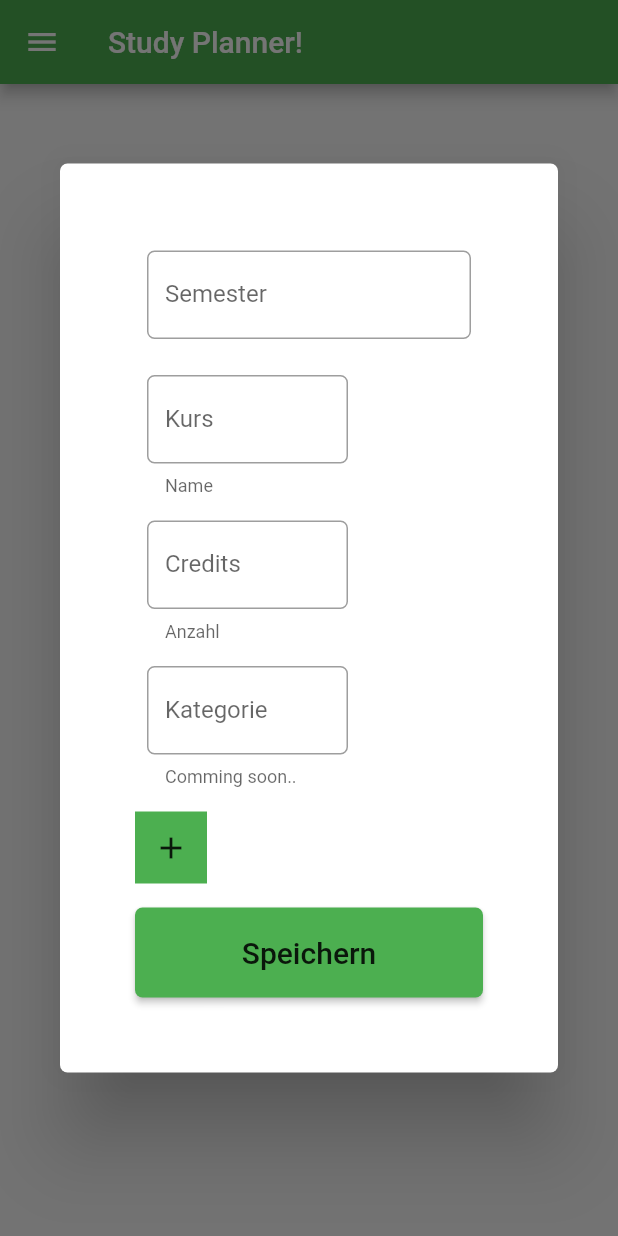
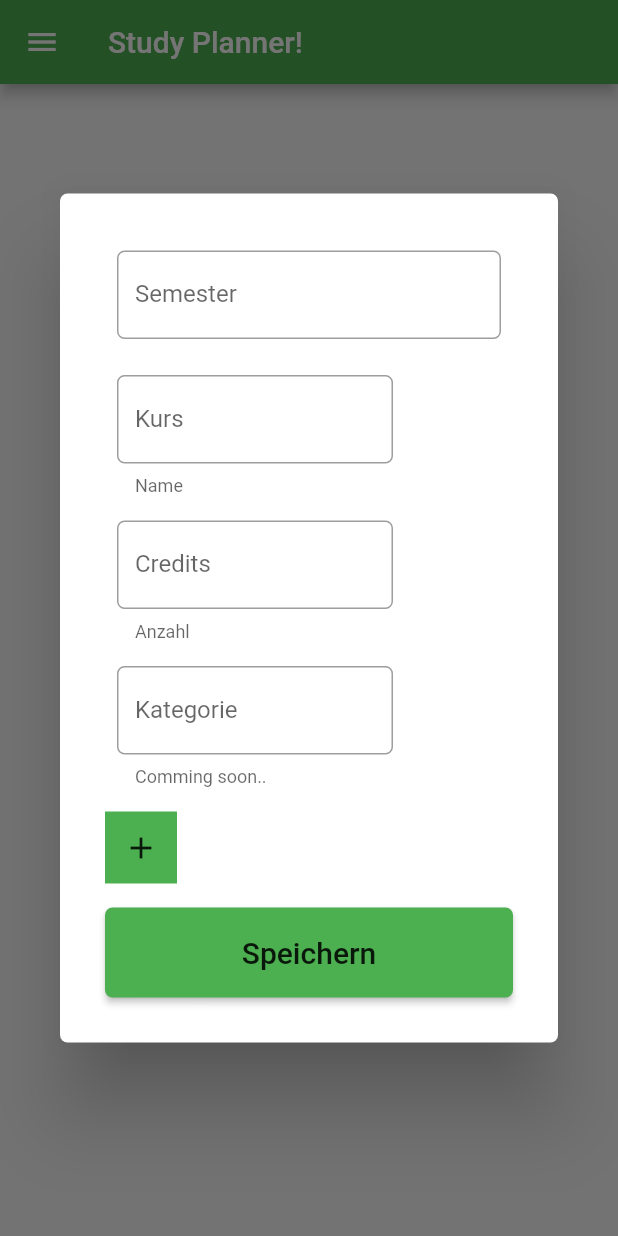
Before and after one commit to Dimibe/study-planner, a Flutter app: the SemesterOverviewPage screen opened directly, after a tap on "Semester hinzufügen", on a phone screen of 412 x 824 dp. Run offline on Flutter 3.47's test engine with Material 2 defaults, Android fonts, the phone set to English and light mode, and no system bars; our stand-ins replace shared_preferences; accounts and stored records are empty; generated files the repository leaves out were written again.

Commit message:
Add all semesters to semester overview

```diff
--- a/lib/pages/SemesterDetail.page.dart
+++ b/lib/pages/SemesterDetail.page.dart
@@ -32,7 +32,10 @@ class _SemesterDetailPageState extends State<SemesterDetailPage> {
         borderRadius: BorderRadius.all(Radius.circular(5.0)),
       ),
       child: Container(
-        padding: EdgeInsets.all(50.0),
+        padding: EdgeInsets.all(30.0),
+        constraints: BoxConstraints(maxWidth: 700),
+        //  padding: EdgeInsets.all(150.0),
+        child: SingleChildScrollView(
           child: Column(
             mainAxisSize: MainAxisSize.min,
             crossAxisAlignment: CrossAxisAlignment.start,
@@ -50,17 +53,17 @@ class _SemesterDetailPageState extends State<SemesterDetailPage> {
                   CWTextField(
                     labelText: 'Kurs',
                     helperText: 'Name',
-                  maxWidth: 150,
+                    maxWidth: 200,
                   ),
                   CWTextField(
                     labelText: 'Credits',
                     helperText: 'Anzahl',
-                  maxWidth: 150,
+                    maxWidth: 200,
                   ),
                   CWTextField(
                     labelText: 'Kategorie',
                     helperText: 'Comming soon..',
-                  maxWidth: 150,
+                    maxWidth: 200,
                   ),
                 ],
               ),
@@ -78,12 +81,13 @@ class _SemesterDetailPageState extends State<SemesterDetailPage> {
                   plan.semester ??= [];
                   plan.semester.add(s);
                   StorageService.saveStudyPlan(plan);
-                Navigator.pop(context);
+                  Navigator.pop(context, true);
                 },
               ),
             ],
           ),
         ),
+      ),
     );
   }
 }
--- a/lib/pages/SemesterOverview.page.dart
+++ b/lib/pages/SemesterOverview.page.dart
@@ -2,6 +2,7 @@ import 'package:flutter/material.dart';
 import 'package:study_planner/models/StudyPlan.dart';
 import 'package:study_planner/pages/SemesterDetail.page.dart';
 import 'package:study_planner/services/StorageService.dart';
+import 'package:study_planner/widgets/SPDataTable.dart';
 import 'package:study_planner/widgets/SPDrawer.dart';
 
 class SemesterOverviewPage extends StatefulWidget {
@@ -16,6 +17,10 @@ class _SemesterOverviewPageState extends State<SemesterOverviewPage> {
   @override
   void initState() {
     super.initState();
+    initData();
+  }
+
+  void initData() {
     StorageService.loadStudyPlan().then((plan) {
       setState(() {
         this.studyPlan = plan;
@@ -34,57 +39,9 @@ class _SemesterOverviewPageState extends State<SemesterOverviewPage> {
         ),
       ];
     }
-    return [
-      Column(
-        crossAxisAlignment: CrossAxisAlignment.center,
-        mainAxisSize: MainAxisSize.min,
-        children: [
-          Row(
-            mainAxisAlignment: MainAxisAlignment.spaceBetween,
-            children: [
-              Text(
-                '${studyPlan.semester[0].name}',
-                style: Theme.of(context).textTheme.headline6,
-              ),
-              FlatButton(
-                  onPressed: () {},
-                  child: Text(
-                    'Bearbeiten',
-                    style: TextStyle(color: Theme.of(context).accentColor),
-                  ))
-            ],
-          ),
-          DataTable(
-            columns: [
-              DataColumn(label: Text('Kurs')),
-              DataColumn(label: Text('Credits')),
-            ],
-            rows: List<DataRow>.generate(
-              studyPlan.semester[0].courses.length,
-              (index) {
-                var course = studyPlan.semester[0].courses[index];
-                return DataRow(
-                  color: MaterialStateProperty.resolveWith<Color>(
-                      (Set<MaterialState> states) {
-                    if (states.contains(MaterialState.selected))
-                      return Theme.of(context)
-                          .colorScheme
-                          .primary
-                          .withOpacity(0.08);
-                    if (index % 2 == 0) return Colors.grey.withOpacity(0.3);
-                    return null; // Use the default value.
-                  }),
-                  cells: [
-                    DataCell(Text(course.name)),
-                    DataCell(Text('${course.credits}')),
-                  ],
-                );
-              },
-            ),
-          )
-        ],
-      ),
-    ];
+    var content = <Widget>[];
+    content.addAll(studyPlan.semester.map((s) => SPDataTable(semester: s)));
+    return content;
   }
 
   @override
@@ -95,9 +52,8 @@ class _SemesterOverviewPageState extends State<SemesterOverviewPage> {
 
     content.addAll(getContent());
 
-    content.addAll(
-      [
-        Padding(padding: EdgeInsets.only(top: 16.0)),
+    content.add(Padding(padding: EdgeInsets.only(top: 16.0)));
+    content.add(
       ButtonTheme(
         minWidth: 290,
         height: 60,
@@ -106,13 +62,16 @@ class _SemesterOverviewPageState extends State<SemesterOverviewPage> {
           shape: RoundedRectangleBorder(
             borderRadius: BorderRadius.circular(5.0),
           ),
-            onPressed: () {
-              showDialog(
+          onPressed: () async {
+            var res = await showDialog(
                 barrierDismissible: false,
                 context: context,
                 builder: (context) {
                   return SemesterDetailPage();
                 });
+            if (res) {
+              initData();
+            }
           },
           child: Text(
             'Semester hinzufügen',
@@ -120,8 +79,8 @@ class _SemesterOverviewPageState extends State<SemesterOverviewPage> {
           ),
         ),
       ),
-      ],
     );
+    content.add(Padding(padding: EdgeInsets.only(top: 16.0)));
 
     return Scaffold(
       appBar: AppBar(
```
Also changed, not shown: lib/widgets/SPDataTable.dart (added, +71 -0 lines). Lines whose indentation alone changed are shown as unchanged.
